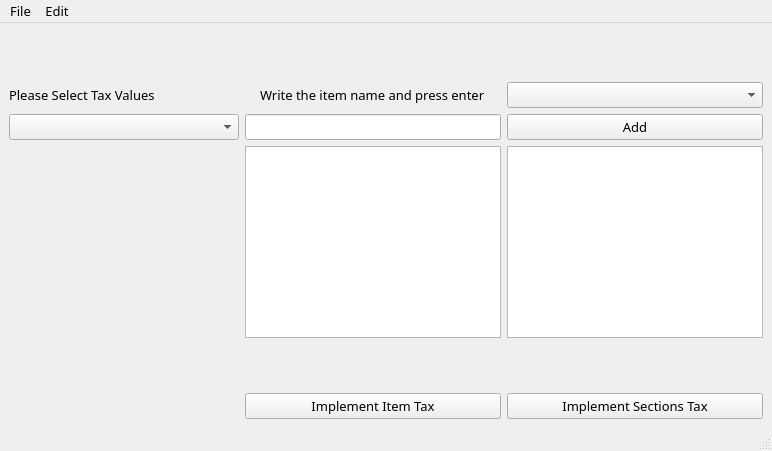
The window that form.ui (laralopez17/Menu-Editing-Tool) describes before a commit, drawn with Qt 5.
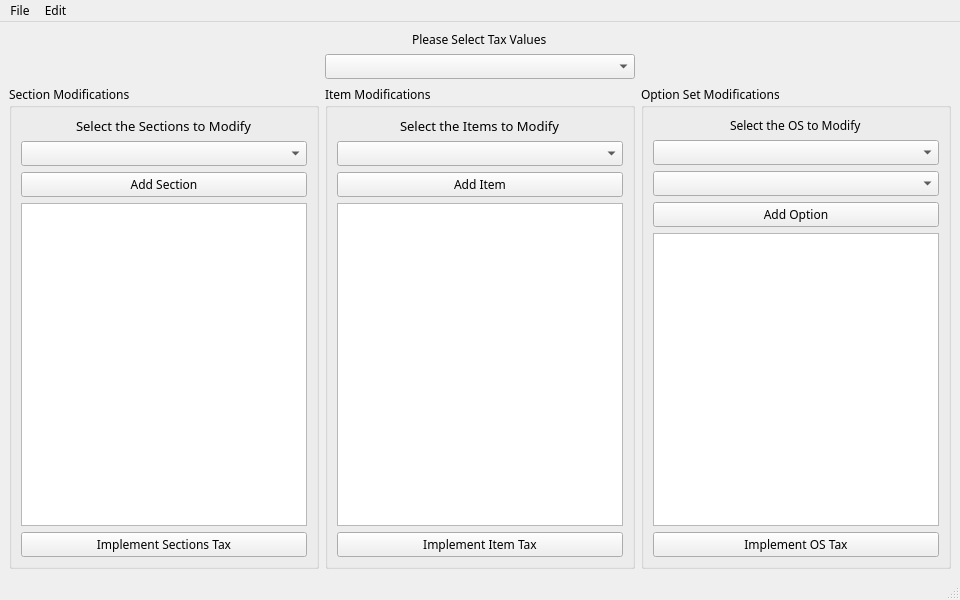
The same window after the commit. Icons and pictures are not drawn.

Commit message: Now we can change for individual Option Set!

```diff
--- a/form.ui
+++ b/form.ui
@@ -6,14 +6,14 @@
    <rect>
     <x>0</x>
     <y>0</y>
-    <width>772</width>
-    <height>451</height>
+    <width>960</width>
+    <height>600</height>
    </rect>
   </property>
   <property name="font">
    <font>
     <family>Yu Gothic</family>
-    <pointsize>10</pointsize>
+    <pointsize>9</pointsize>
    </font>
   </property>
   <property name="windowTitle">
@@ -26,18 +26,31 @@
    <string notr="true"/>
   </property>
   <widget class="QWidget" name="centralwidget">
-   <layout class="QGridLayout" name="gridLayout">
-    <item row="4" column="2">
-     <widget class="QPushButton" name="addSection">
+   <layout class="QGridLayout" name="gridLayout_3">
+    <item row="1" column="1">
+     <widget class="QComboBox" name="taxList"/>
+    </item>
+    <item row="0" column="1" alignment="Qt::AlignHCenter">
+     <widget class="QLabel" name="labelTax">
       <property name="text">
-       <string>Add</string>
+       <string>Please Select Tax Values</string>
       </property>
      </widget>
     </item>
-    <item row="7" column="2">
-     <widget class="QTextEdit" name="addedSections"/>
+    <item row="1" column="2">
+     <spacer name="horizontalSpacer_2">
+      <property name="orientation">
+       <enum>Qt::Horizontal</enum>
+      </property>
+      <property name="sizeHint" stdset="0">
+       <size>
+        <width>40</width>
+        <height>20</height>
+       </size>
+      </property>
+     </spacer>
     </item>
-    <item row="7" column="0">
+    <item row="1" column="0">
      <spacer name="horizontalSpacer">
       <property name="orientation">
        <enum>Qt::Horizontal</enum>
@@ -50,31 +63,88 @@
       </property>
      </spacer>
     </item>
-    <item row="4" column="1">
-     <widget class="QLineEdit" name="itemSearch"/>
-    </item>
-    <item row="11" column="1">
+    <item row="2" column="2">
+     <widget class="QGroupBox" name="optionSetModification">
+      <property name="sizePolicy">
+       <sizepolicy hsizetype="Expanding" vsizetype="Expanding">
+        <horstretch>0</horstretch>
+        <verstretch>0</verstretch>
+       </sizepolicy>
+      </property>
+      <property name="title">
+       <string>Option Set Modifications</string>
+      </property>
+      <layout class="QGridLayout" name="gridLayout_4">
+       <item row="3" column="0" colspan="2">
+        <widget class="QPushButton" name="addOS">
+         <property name="text">
+          <string>Add Option</string>
+         </property>
+        </widget>
+       </item>
+       <item row="1" column="0" colspan="2">
+        <widget class="QComboBox" name="osList"/>
+       </item>
+       <item row="0" column="0" colspan="2" alignment="Qt::AlignHCenter">
+        <widget class="QLabel" name="labelOS">
+         <property name="text">
+          <string>Select the OS to Modify</string>
+         </property>
+        </widget>
+       </item>
+       <item row="5" column="0" colspan="2">
+        <widget class="QPushButton" name="taxImpOS">
+         <property name="text">
+          <string>Implement OS Tax</string>
+         </property>
+        </widget>
+       </item>
+       <item row="2" column="0" colspan="2">
+        <widget class="QComboBox" name="optionsList"/>
+       </item>
+       <item row="4" column="0" colspan="2">
+        <widget class="QTextEdit" name="addedOS"/>
+       </item>
+      </layout>
+     </widget>
+    </item>
+    <item row="2" column="1">
+     <widget class="QGroupBox" name="itemsModification">
+      <property name="sizePolicy">
+       <sizepolicy hsizetype="Expanding" vsizetype="Expanding">
+        <horstretch>0</horstretch>
+        <verstretch>0</verstretch>
+       </sizepolicy>
+      </property>
+      <property name="title">
+       <string>Item Modifications</string>
+      </property>
+      <layout class="QGridLayout" name="gridLayout">
+       <item row="6" column="0" colspan="2">
      <widget class="QPushButton" name="taxImpIt">
       <property name="text">
        <string>Implement Item Tax</string>
       </property>
      </widget>
     </item>
-    <item row="2" column="1">
-     <spacer name="verticalSpacer_2">
-      <property name="orientation">
-       <enum>Qt::Vertical</enum>
-      </property>
-      <property name="sizeHint" stdset="0">
-       <size>
-        <width>20</width>
-        <height>40</height>
-       </size>
-      </property>
-     </spacer>
-    </item>
-    <item row="3" column="1" alignment="Qt::AlignHCenter">
-     <widget class="QLabel" name="label">
+       <item row="1" column="0" colspan="2">
+        <widget class="QComboBox" name="itemsList">
+         <property name="sizePolicy">
+          <sizepolicy hsizetype="Expanding" vsizetype="Fixed">
+           <horstretch>0</horstretch>
+           <verstretch>0</verstretch>
+          </sizepolicy>
+         </property>
+         <property name="modelColumn">
+          <number>0</number>
+         </property>
+        </widget>
+       </item>
+       <item row="5" column="0" colspan="2">
+        <widget class="QTextEdit" name="addedItems"/>
+       </item>
+       <item row="0" column="0" colspan="2" alignment="Qt::AlignHCenter">
+        <widget class="QLabel" name="labelItems">
       <property name="font">
        <font>
         <family>Yu Gothic</family>
@@ -82,44 +152,76 @@
        </font>
       </property>
       <property name="text">
-       <string>Write the item name and press enter</string>
+          <string>Select the Items to Modify</string>
       </property>
      </widget>
     </item>
-    <item row="7" column="1">
-     <widget class="QTextEdit" name="itemList"/>
-    </item>
-    <item row="3" column="2">
-     <widget class="QComboBox" name="sectionList"/>
+       <item row="2" column="0" colspan="2">
+        <widget class="QPushButton" name="addItem">
+         <property name="sizePolicy">
+          <sizepolicy hsizetype="Minimum" vsizetype="Fixed">
+           <horstretch>0</horstretch>
+           <verstretch>0</verstretch>
+          </sizepolicy>
+         </property>
+         <property name="text">
+          <string>Add Item</string>
+         </property>
+        </widget>
+       </item>
+      </layout>
+     </widget>
     </item>
-    <item row="11" column="2">
+    <item row="2" column="0">
+     <widget class="QGroupBox" name="sectionModification">
+      <property name="sizePolicy">
+       <sizepolicy hsizetype="Expanding" vsizetype="Expanding">
+        <horstretch>0</horstretch>
+        <verstretch>0</verstretch>
+       </sizepolicy>
+      </property>
+      <property name="title">
+       <string>Section Modifications</string>
+      </property>
+      <layout class="QGridLayout" name="gridLayout_2">
+       <item row="1" column="0" colspan="2">
+        <widget class="QComboBox" name="sectionList">
+         <property name="enabled">
+          <bool>true</bool>
+         </property>
+        </widget>
+       </item>
+       <item row="6" column="0" colspan="2">
      <widget class="QPushButton" name="taxImpSec">
       <property name="text">
        <string>Implement Sections Tax</string>
       </property>
      </widget>
     </item>
-    <item row="8" column="0">
-     <spacer name="verticalSpacer">
-      <property name="orientation">
-       <enum>Qt::Vertical</enum>
-      </property>
-      <property name="sizeHint" stdset="0">
-       <size>
-        <width>20</width>
-        <height>40</height>
-       </size>
-      </property>
-     </spacer>
-    </item>
-    <item row="4" column="0">
-     <widget class="QComboBox" name="taxList"/>
-    </item>
-    <item row="3" column="0">
-     <widget class="QLabel" name="labelTax">
+       <item row="5" column="0" colspan="2">
+        <widget class="QTextEdit" name="addedSections"/>
+       </item>
+       <item row="0" column="0" colspan="2" alignment="Qt::AlignHCenter">
+        <widget class="QLabel" name="labelSection">
+         <property name="font">
+          <font>
+           <family>Yu Gothic</family>
+           <pointsize>10</pointsize>
+          </font>
+         </property>
+         <property name="text">
+          <string>Select the Sections to Modify</string>
+         </property>
+        </widget>
+       </item>
+       <item row="3" column="0" colspan="2">
+        <widget class="QPushButton" name="addSection">
       <property name="text">
-       <string>Please Select Tax Values</string>
-      </property>
+          <string>Add Section</string>
+         </property>
+        </widget>
+       </item>
+      </layout>
      </widget>
     </item>
    </layout>
@@ -129,7 +231,7 @@
     <rect>
      <x>0</x>
      <y>0</y>
-     <width>772</width>
+     <width>960</width>
      <height>29</height>
     </rect>
    </property>
```
Lines whose indentation alone changed are shown as unchanged. The commit also changes 3 other files.
